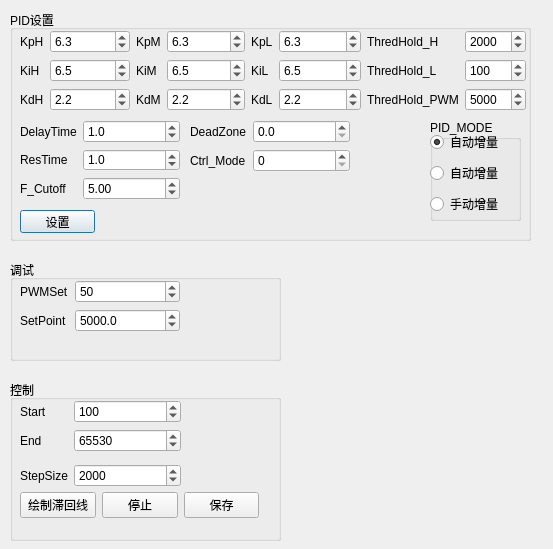
Qt form PythonControler/src/UIControlProf.ui (erisir/MFC_STM32F373) before a commit.
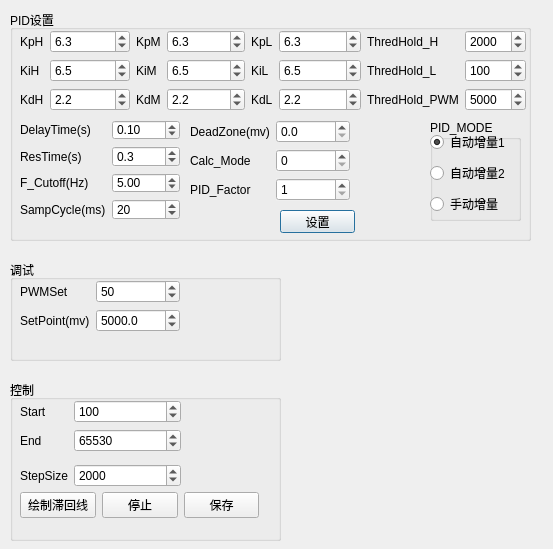
The same form after that commit.

Commit message: last ok before change comm read mode

```diff
--- a/PythonControler/src/UIControlProf.ui
+++ b/PythonControler/src/UIControlProf.ui
@@ -28,7 +28,7 @@
    <widget class="QPushButton" name="SetPIDParam">
     <property name="geometry">
      <rect>
-      <x>10</x>
+      <x>270</x>
       <y>200</y>
       <width>75</width>
       <height>23</height>
@@ -384,14 +384,14 @@
       <x>10</x>
       <y>110</y>
       <width>160</width>
-      <height>80</height>
+      <height>100</height>
      </rect>
     </property>
     <layout class="QFormLayout" name="formLayout_8">
      <item row="0" column="0">
       <widget class="QLabel" name="label_11">
        <property name="text">
-        <string>DelayTime</string>
+        <string>DelayTime(s)</string>
        </property>
       </widget>
      </item>
@@ -401,26 +401,26 @@
         <bool>false</bool>
        </property>
        <property name="decimals">
-        <number>1</number>
+        <number>2</number>
        </property>
        <property name="minimum">
         <double>0.000000000000000</double>
        </property>
        <property name="maximum">
-        <double>5.000000000000000</double>
+        <double>10.000000000000000</double>
        </property>
        <property name="singleStep">
         <double>0.500000000000000</double>
        </property>
        <property name="value">
-        <double>1.000000000000000</double>
+        <double>0.100000000000000</double>
        </property>
       </widget>
      </item>
      <item row="1" column="0">
       <widget class="QLabel" name="label_9">
        <property name="text">
-        <string>ResTime</string>
+        <string>ResTime(s)</string>
        </property>
       </widget>
      </item>
@@ -436,17 +436,17 @@
         <number>1</number>
        </property>
        <property name="maximum">
-        <double>5.000000000000000</double>
+        <double>10.000000000000000</double>
        </property>
        <property name="value">
-        <double>1.000000000000000</double>
+        <double>0.300000000000000</double>
        </property>
       </widget>
      </item>
      <item row="2" column="0">
       <widget class="QLabel" name="label_15">
        <property name="text">
-        <string>F_Cutoff</string>
+        <string>F_Cutoff(Hz)</string>
        </property>
       </widget>
      </item>
@@ -472,6 +472,35 @@
        </property>
       </widget>
      </item>
+     <item row="3" column="0">
+      <widget class="QLabel" name="label_22">
+       <property name="text">
+        <string>SampCycle(ms)</string>
+       </property>
+      </widget>
+     </item>
+     <item row="3" column="1">
+      <widget class="QDoubleSpinBox" name="SampleCycle">
+       <property name="autoFillBackground">
+        <bool>false</bool>
+       </property>
+       <property name="keyboardTracking">
+        <bool>false</bool>
+       </property>
+       <property name="decimals">
+        <number>0</number>
+       </property>
+       <property name="maximum">
+        <double>65535.000000000000000</double>
+       </property>
+       <property name="singleStep">
+        <double>5.000000000000000</double>
+       </property>
+       <property name="value">
+        <double>20.000000000000000</double>
+       </property>
+      </widget>
+     </item>
     </layout>
    </widget>
    <widget class="QWidget" name="formLayoutWidget_9">
@@ -480,17 +509,10 @@
       <x>180</x>
       <y>110</y>
       <width>160</width>
-      <height>80</height>
+      <height>81</height>
      </rect>
     </property>
     <layout class="QFormLayout" name="formLayout_9">
-     <item row="0" column="0">
-      <widget class="QLabel" name="label_10">
-       <property name="text">
-        <string>DeadZone</string>
-       </property>
-      </widget>
-     </item>
      <item row="0" column="1">
       <widget class="QDoubleSpinBox" name="DeadZone">
        <property name="keyboardTracking">
@@ -508,13 +530,39 @@
       </widget>
      </item>
      <item row="1" column="0">
-      <widget class="QLabel" name="label_22">
+      <widget class="QLabel" name="label_23">
        <property name="text">
-        <string>Ctrl_Mode</string>
+        <string>Calc_Mode</string>
        </property>
       </widget>
      </item>
      <item row="1" column="1">
+      <widget class="QDoubleSpinBox" name="PID_Calc_Mode">
+       <property name="autoFillBackground">
+        <bool>true</bool>
+       </property>
+       <property name="keyboardTracking">
+        <bool>false</bool>
+       </property>
+       <property name="decimals">
+        <number>0</number>
+       </property>
+       <property name="maximum">
+        <double>1.000000000000000</double>
+       </property>
+       <property name="value">
+        <double>0.000000000000000</double>
+       </property>
+      </widget>
+     </item>
+     <item row="2" column="0">
+      <widget class="QLabel" name="label_24">
+       <property name="text">
+        <string>PID_Factor</string>
+       </property>
+      </widget>
+     </item>
+     <item row="2" column="1">
       <widget class="QDoubleSpinBox" name="PID_Factor">
        <property name="autoFillBackground">
         <bool>true</bool>
@@ -525,11 +573,21 @@
        <property name="decimals">
         <number>0</number>
        </property>
+       <property name="minimum">
+        <double>1.000000000000000</double>
+       </property>
        <property name="maximum">
-        <double>1.000000000000000</double>
+        <double>4.000000000000000</double>
        </property>
        <property name="value">
-        <double>0.000000000000000</double>
+        <double>1.000000000000000</double>
+       </property>
+      </widget>
+     </item>
+     <item row="0" column="0">
+      <widget class="QLabel" name="label_10">
+       <property name="text">
+        <string>DeadZone(mv)</string>
        </property>
       </widget>
      </item>
@@ -560,7 +618,7 @@
       <item>
        <widget class="QRadioButton" name="PID_AutoIncMode1">
         <property name="text">
-         <string>自动增量</string>
+         <string>自动增量1</string>
         </property>
         <property name="checked">
          <bool>true</bool>
@@ -570,7 +628,7 @@
       <item>
        <widget class="QRadioButton" name="PID_AutoIncMode2">
         <property name="text">
-         <string>自动增量</string>
+         <string>自动增量2</string>
         </property>
         <property name="checked">
          <bool>false</bool>
@@ -652,7 +710,7 @@
      <item row="1" column="0">
       <widget class="QLabel" name="label_5">
        <property name="text">
-        <string>SetPoint</string>
+        <string>SetPoint(mv)</string>
        </property>
       </widget>
      </item>
```
Left out of the diff: 2 changed lines with no effect on the pictures. The commit also changes 16 other files.
